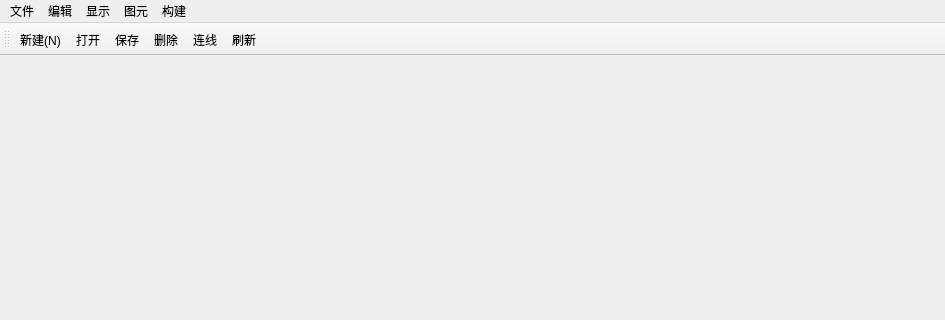
This is mainwindow.ui in bluelight3/TestMainWindow as Qt 5 draws it before an edit; both pictures show x 0 to 945 and y 0 to 320 of the 945 by 687 pixel window. The edited form follows.
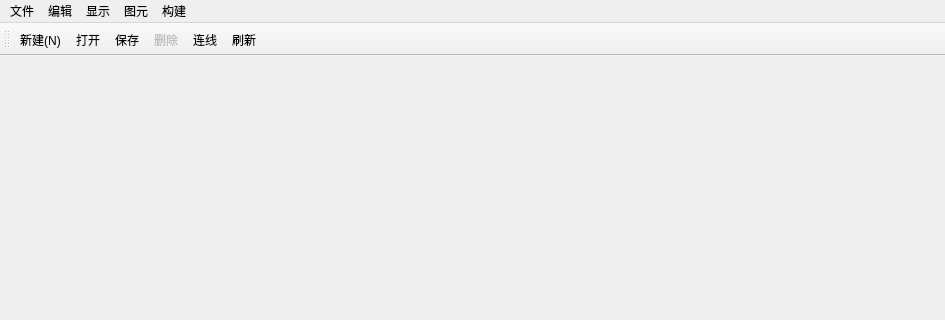
This is the edited form. Icons and pictures are not drawn.

What changed in the file:
```diff
--- a/mainwindow.ui
+++ b/mainwindow.ui
@@ -209,6 +209,9 @@
    </property>
   </action>
   <action name="actionDelete">
+   <property name="enabled">
+    <bool>false</bool>
+   </property>
    <property name="icon">
     <iconset resource="diagramscene.qrc">
      <normaloff>:/images/delete.png</normaloff>:/images/delete.png</iconset>
```
Left out of the diff: 11 changed lines with no effect on the pictures.
